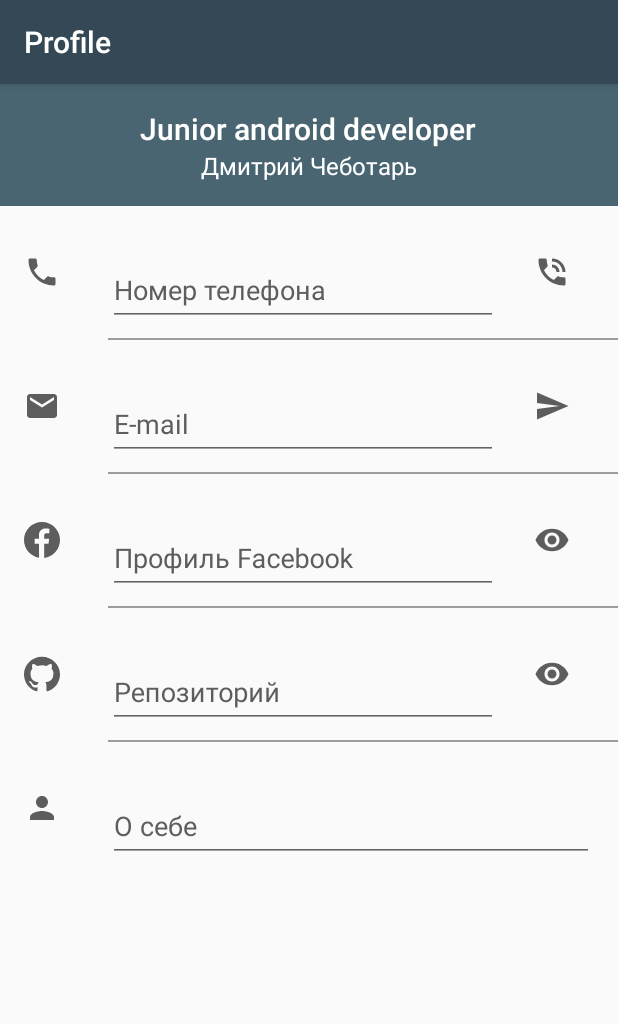
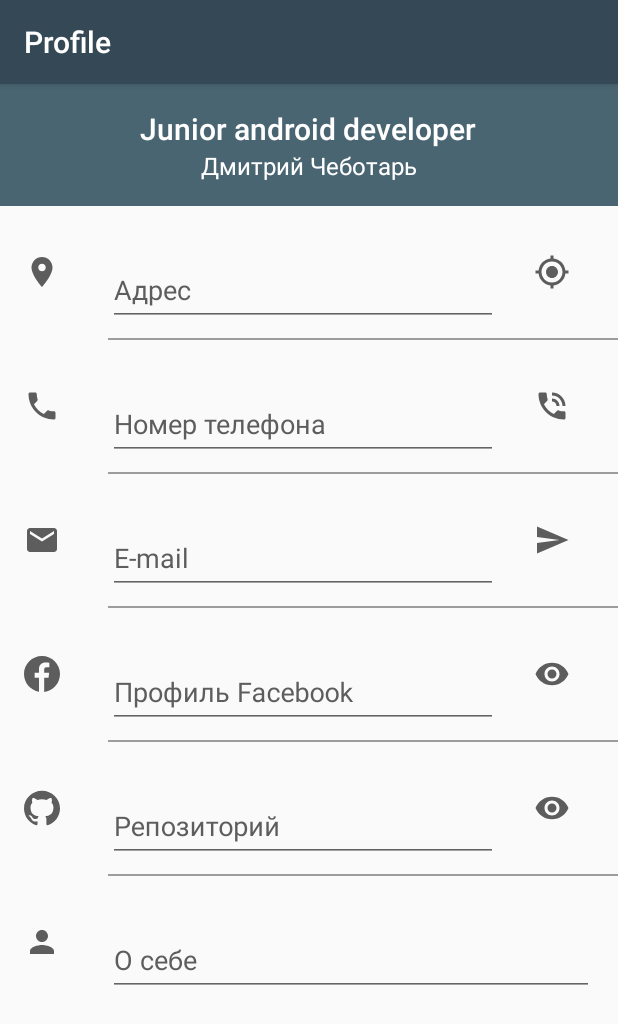
Before and after one commit to Optimusflash/Profile, an Android app: the screen it shows after launch (MainActivity), on a phone screen of 412 x 824 dp. Shown: the top 1024 px of the screen. Run offline under Robolectric (Android 15) with nearby library versions, the phone set to English and light mode, and no system bars.

Commit message:
create base activity, alert dialog

```diff
--- a/app/src/main/AndroidManifest.xml
+++ b/app/src/main/AndroidManifest.xml
@@ -9,7 +9,7 @@
         android:roundIcon="@mipmap/ic_launcher_round"
         android:supportsRtl="true"
         android:theme="@style/AppTheme">
-        <activity android:name=".MainActivity">
+        <activity android:name=".ui.MainActivity">
             <intent-filter>
                 <action android:name="android.intent.action.MAIN" />
 
--- /dev/null
+++ b/app/src/main/java/com/optimus/profile/ui/BaseActivity.kt
@@ -0,0 +1,42 @@
+package com.optimus.profile.ui
+
+import android.os.Bundle
+import android.widget.Toast
+import androidx.appcompat.app.AlertDialog
+import androidx.appcompat.app.AppCompatActivity
+import com.optimus.profile.R
+
+
+/**
+ * Created by Dmitriy Chebotar on 06.01.2020.
+ */
+abstract class BaseActivity : AppCompatActivity() {
+
+    lateinit var alertDialog: AlertDialog
+
+    override fun onCreate(savedInstanceState: Bundle?) {
+        super.onCreate(savedInstanceState)
+        init()
+    }
+
+    private fun init() {
+        val alertDialogBuilder = AlertDialog.Builder(this).apply {
+            setCancelable(false)
+            setView(R.layout.loading_dialog)
+        }
+        alertDialog = alertDialogBuilder.create()
+    }
+
+    fun showProgress() {
+        alertDialog.show()
+    }
+
+    fun hideProgress() {
+        alertDialog.hide()
+    }
+
+    fun showToast(message: String) {
+        Toast.makeText(this, message, Toast.LENGTH_LONG).show()
+    }
+
+}
--- a/app/src/main/java/com/optimus/profile/MainActivity.kt
+++ b/app/src/main/java/com/optimus/profile/ui/MainActivity.kt
@@ -1,12 +1,15 @@
-package com.optimus.profile
+package com.optimus.profile.ui
 
-import androidx.appcompat.app.AppCompatActivity
 import android.os.Bundle
+import com.optimus.profile.R
 
-class MainActivity : AppCompatActivity() {
+class MainActivity : BaseActivity() {
 
     override fun onCreate(savedInstanceState: Bundle?) {
         super.onCreate(savedInstanceState)
         setContentView(R.layout.activity_main)
+
     }
+
+
 }
--- /dev/null
+++ b/app/src/main/res/drawable/ic_location_on_black_24dp.xml
@@ -0,0 +1,9 @@
+<vector xmlns:android="http://schemas.android.com/apk/res/android"
+        android:width="24dp"
+        android:height="24dp"
+        android:viewportWidth="24.0"
+        android:viewportHeight="24.0">
+    <path
+        android:fillColor="@color/color_gray"
+        android:pathData="M12,2C8.13,2 5,5.13 5,9c0,5.25 7,13 7,13s7,-7.75 7,-13c0,-3.87 -3.13,-7 -7,-7zM12,11.5c-1.38,0 -2.5,-1.12 -2.5,-2.5s1.12,-2.5 2.5,-2.5 2.5,1.12 2.5,2.5 -1.12,2.5 -2.5,2.5z"/>
+</vector>
--- /dev/null
+++ b/app/src/main/res/drawable/ic_my_location_black_24dp.xml
@@ -0,0 +1,9 @@
+<vector xmlns:android="http://schemas.android.com/apk/res/android"
+        android:width="24dp"
+        android:height="24dp"
+        android:viewportWidth="24.0"
+        android:viewportHeight="24.0">
+    <path
+        android:fillColor="@color/color_gray"
+        android:pathData="M12,8c-2.21,0 -4,1.79 -4,4s1.79,4 4,4 4,-1.79 4,-4 -1.79,-4 -4,-4zM20.94,11c-0.46,-4.17 -3.77,-7.48 -7.94,-7.94L13,1h-2v2.06C6.83,3.52 3.52,6.83 3.06,11L1,11v2h2.06c0.46,4.17 3.77,7.48 7.94,7.94L11,23h2v-2.06c4.17,-0.46 7.48,-3.77 7.94,-7.94L23,13v-2h-2.06zM12,19c-3.87,0 -7,-3.13 -7,-7s3.13,-7 7,-7 7,3.13 7,7 -3.13,7 -7,7z"/>
+</vector>
--- a/app/src/main/res/layout/activity_main.xml
+++ b/app/src/main/res/layout/activity_main.xml
@@ -3,9 +3,8 @@
     xmlns:tools="http://schemas.android.com/tools"
     android:layout_width="match_parent"
     android:layout_height="match_parent"
-    xmlns:app="http://schemas.android.com/apk/res-auto"
     android:orientation="vertical"
-    tools:context=".MainActivity">
+    tools:context=".ui.MainActivity">
 
 <LinearLayout
         android:layout_width="match_parent"
@@ -39,6 +38,47 @@
 
 
         </LinearLayout>
+
+    <LinearLayout
+        android:layout_width="match_parent"
+        android:layout_height="@dimen/holder_size_72"
+        android:orientation="horizontal"
+        android:layout_marginTop="@dimen/spacing_small_8"
+        android:layout_marginBottom="@dimen/spacing_small_8">
+
+        <ImageView
+            style="@style/Icon.Left"
+            android:src="@drawable/ic_location_on_black_24dp" />
+
+        <com.google.android.material.textfield.TextInputLayout
+            android:layout_width="0dp"
+            android:layout_height="wrap_content"
+            android:layout_gravity="bottom"
+            android:layout_weight="1"
+            android:descendantFocusability="beforeDescendants"
+            android:focusableInTouchMode="true"
+            android:gravity="bottom"
+            android:textColorHint="@color/color_gray">
+
+            <com.google.android.material.textfield.TextInputEditText
+                android:layout_width="match_parent"
+                android:layout_height="wrap_content"
+                android:inputType="text"
+                android:textColor="@color/color_black"
+                android:hint="Адрес" />
+
+        </com.google.android.material.textfield.TextInputLayout>
+
+        <ImageView
+            style="@style/Icon.Right"
+            android:src="@drawable/ic_my_location_black_24dp" />
+    </LinearLayout>
+
+    <View
+        android:layout_width="match_parent"
+        android:layout_height="@dimen/divider_size"
+        android:background="@color/color_gray_light"
+        android:layout_marginLeft="@dimen/spacing_maximum_72"/>
 
         <LinearLayout
             android:layout_width="match_parent"
@@ -80,6 +120,8 @@
             android:layout_height="@dimen/divider_size"
             android:background="@color/color_gray_light"
             android:layout_marginLeft="@dimen/spacing_maximum_72"/>
+
+
 
         <LinearLayout
             android:layout_width="match_parent"
@@ -191,6 +233,7 @@
             </com.google.android.material.textfield.TextInputLayout>
 
             <ImageView
+                android:id="@+id/iv_open_repo"
                 style="@style/Icon.Right"
                 android:src="@drawable/ic_eye_black_24dp" />
         </LinearLayout>
--- /dev/null
+++ b/app/src/main/res/layout/loading_dialog.xml
@@ -0,0 +1,21 @@
+<?xml version="1.0" encoding="utf-8"?>
+<LinearLayout xmlns:android="http://schemas.android.com/apk/res/android"
+    android:layout_width="match_parent"
+    android:layout_height="wrap_content"
+    android:padding="@dimen/spacing_normal_16"
+    android:orientation="horizontal"
+    android:gravity="center">
+
+    <ProgressBar
+        android:id="@+id/progress_bar_dialog"
+        android:layout_width="wrap_content"
+        android:layout_height="wrap_content"
+        android:layout_below="@id/tv_dialog"/>
+    <TextView
+        android:id="@+id/tv_dialog"
+        android:layout_width="wrap_content"
+        android:layout_height="wrap_content"
+        android:text="Пожалуйста подождите..."
+        android:paddingLeft="@dimen/spacing_normal_16"/>
+
+</LinearLayout>
```
